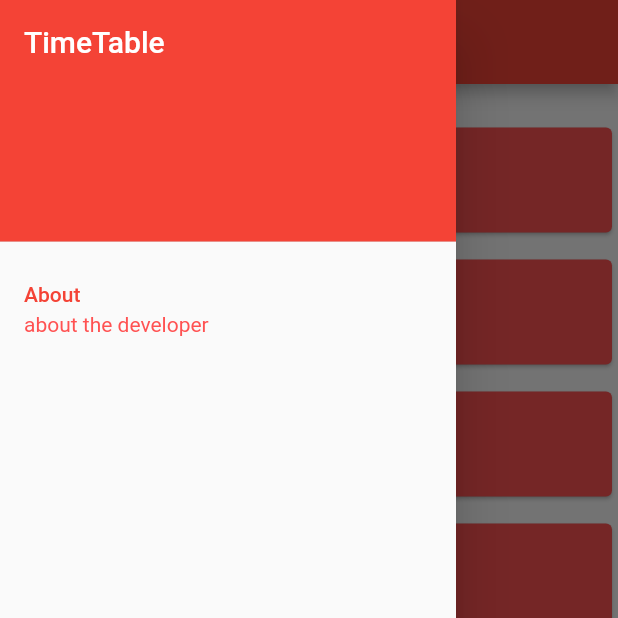
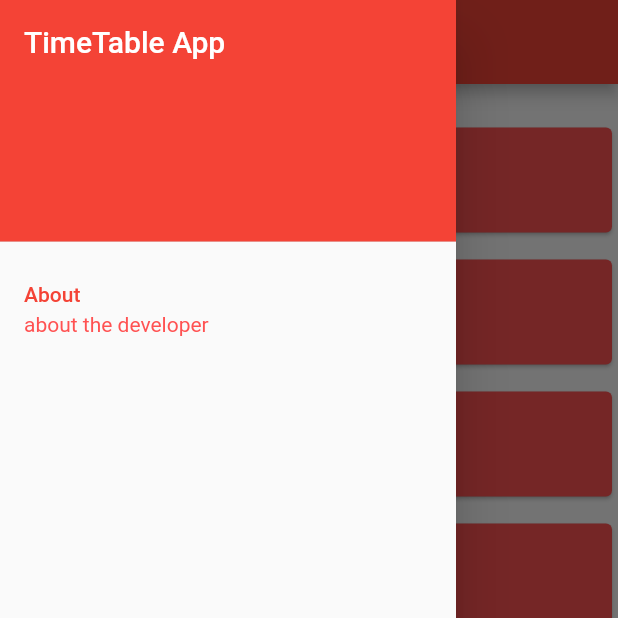
Before and after one commit to Shetty073/Timetable-App-in-Flutter, a Flutter app: the screen it shows after launch, with the side drawer open, on a phone screen of 412 x 824 dp, the top half of it. Run offline on Flutter 3.47's test engine with Material 2 defaults, Android fonts, the phone set to English and light mode, and no system bars; our stand-ins replace toast.

Commit message:
color removed

```diff
--- a/lib/main.dart
+++ b/lib/main.dart
@@ -14,15 +14,13 @@ class MyApp extends StatelessWidget {
       Colors.red,
       Colors.blue,
       Colors.green,
-      Colors.indigo,
-      Colors.amber
+      Colors.indigo
     ];
     List<Color> randAccentColorList = [
       Colors.redAccent,
       Colors.blueAccent,
       Colors.green[400],
-      Colors.indigoAccent,
-      Colors.orangeAccent
+      Colors.indigoAccent
     ];
     Random random;
     int choice;
@@ -216,7 +214,7 @@ class _MyHomePageState extends State<MyHomePage> {
           children: <Widget>[
             DrawerHeader(
               child: Text(
-                "TimeTable",
+                "TimeTable App",
                 style: TextStyle(
                   color: Colors.white,
                   fontSize: 20.0,
```
